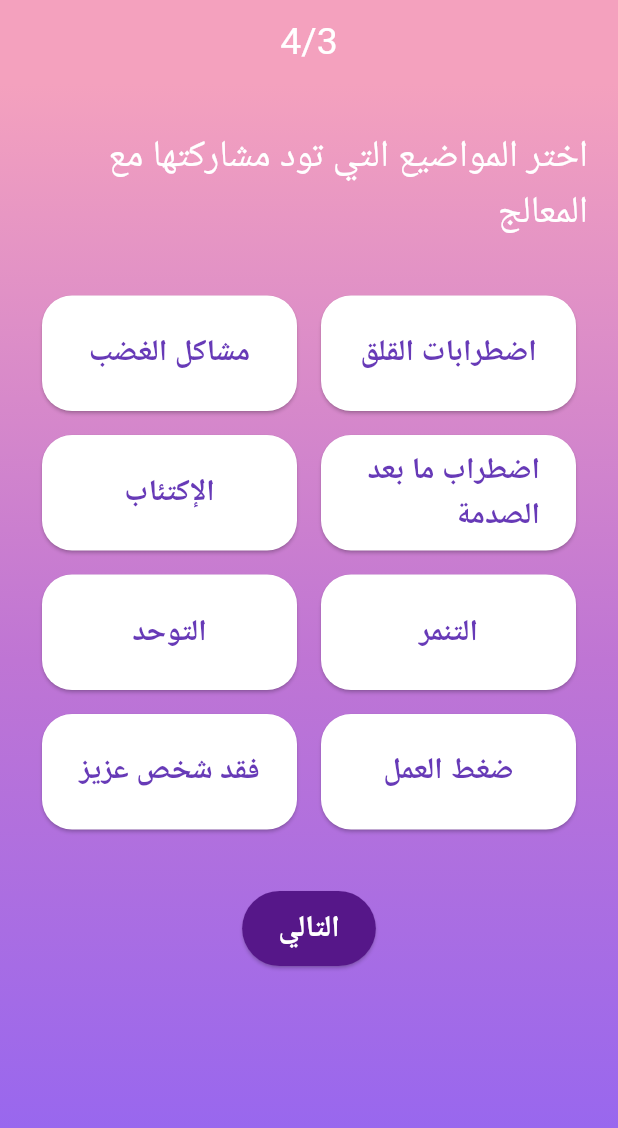
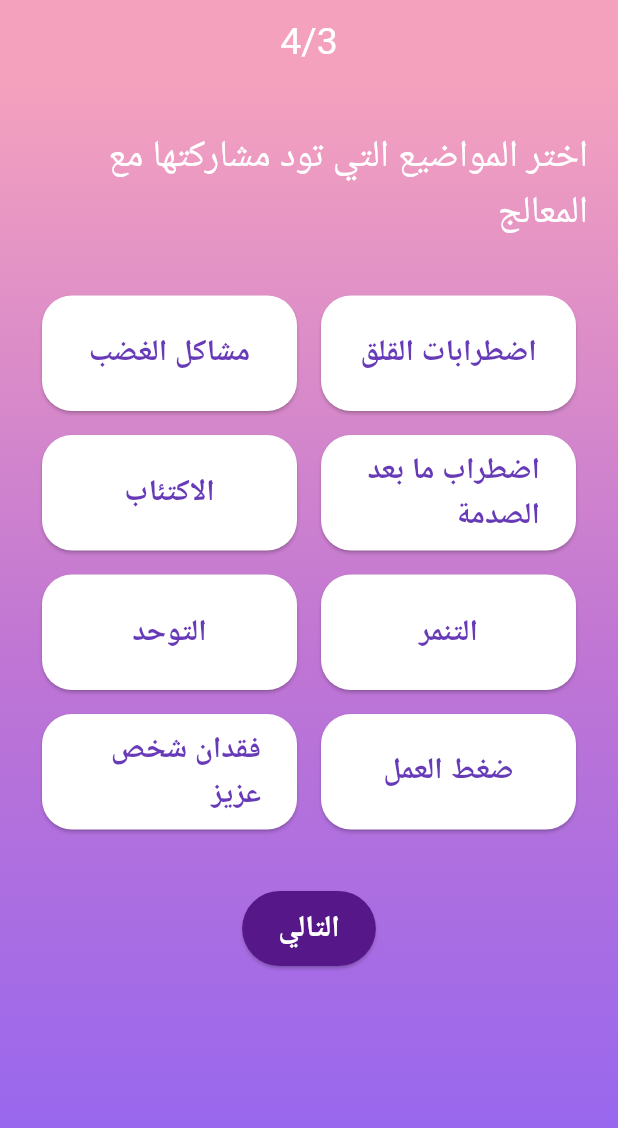
Before and after one commit to kh4wl44/Therapy-App, a Flutter app: the ChooseTopicsToShare screen opened directly, on a phone screen of 412 x 824 dp. Shown: the top 1128 px of the screen. Run offline on Flutter 3.47's test engine with Material 3 defaults, Android fonts, the phone set to English and light mode, and no system bars; our stand-ins replace get, google_fonts, logger, shared_preferences, table_calendar; accounts and stored records are empty; Roboto replaces fonts that are missing (Almarai).

```diff
--- a/lib/features/auth/screens/Register/chooseTopicsToShare.dart
+++ b/lib/features/auth/screens/Register/chooseTopicsToShare.dart
@@ -9,10 +9,9 @@ import 'package:lati_project/features/auth/screens/Register/ClientTypes.dart';
 import '../../../../api/registration_controller.dart';
 
 class ChooseTopicsToShare extends StatelessWidget {
+  final RegistrationController controller = Get.find<RegistrationController>();
 
-   final RegistrationController controller = Get.find<RegistrationController>();
-
-    ChooseTopicsToShare({super.key});
+  ChooseTopicsToShare({super.key});
 
   @override
   Widget build(BuildContext context) {
@@ -65,14 +64,15 @@ class ChooseTopicsToShare extends StatelessWidget {
                     childAspectRatio: 2,
                   ),
                   children: [
-                    CustomButton('اضطرابات القلق', 'anxiety'),
-                    CustomButton('مشاكل الغضب', 'anger'),
-                    CustomButton('اضطراب ما بعد الصدمة', 'post-traumatic stress disorder'),
-                    CustomButton('الإكتئاب', 'depression'),
-                    CustomButton('التنمر', 'bullying'),
-                    CustomButton('التوحد', 'autism'),
-                    CustomButton('ضغط العمل', 'work stress'),
-                    CustomButton('فقد شخص عزيز', 'loss of loved one'),
+                    CustomButton('اضطرابات القلق', 'اضطرابات القلق'),
+                    CustomButton('مشاكل الغضب', 'مشاكل الغضب'),
+                    CustomButton(
+                        'اضطراب ما بعد الصدمة', 'اضطراب ما بعد الصدمة'),
+                    CustomButton('الاكتئاب', 'الاكتئاب'),
+                    CustomButton('التنمر', 'التنمر'),
+                    CustomButton('التوحد', 'التوحد'),
+                    CustomButton('ضغط العمل', 'ضغط العمل'),
+                    CustomButton('فقدان شخص عزيز', 'فقدان شخص عزيز'),
                   ],
                 ),
               ),
@@ -80,7 +80,7 @@ class ChooseTopicsToShare extends StatelessWidget {
                 padding: const EdgeInsets.only(top: 5.0, bottom: 180.0),
                 child: ElevatedButton(
                   onPressed: () {
-                    Get.to(()=>PrefferedLanguage());
+                    Get.to(() => PrefferedLanguage());
                   },
                   style: ElevatedButton.styleFrom(
                     backgroundColor: Color(0xff561789),
@@ -111,7 +111,7 @@ class CustomButton extends StatefulWidget {
   final String title;
   final String topic;
 
-  CustomButton(this.title,this.topic);
+  CustomButton(this.title, this.topic);
 
   @override
   _CustomButtonState createState() => _CustomButtonState();
@@ -122,7 +122,8 @@ class _CustomButtonState extends State<CustomButton> {
 
   @override
   Widget build(BuildContext context) {
-    final RegistrationController controller = Get.find<RegistrationController>();
+    final RegistrationController controller =
+        Get.find<RegistrationController>();
     return Padding(
       padding: const EdgeInsets.all(8.0),
       child: ElevatedButton(
--- a/lib/features/auth/screens/Register/prefferedLanguage.dart
+++ b/lib/features/auth/screens/Register/prefferedLanguage.dart
@@ -51,9 +51,9 @@ class PrefferedLanguage extends StatelessWidget {
                   ),
                 ),
               ),
-              CustomButton('العربية', 'ar'),
+              CustomButton('العربية', 'العربية'),
               SizedBox(height: 20),
-              CustomButton('English', 'en'),
+              CustomButton('الإنجليزية', 'الإنجليزية'),
               SizedBox(height: 40),
               SizedBox(height: 260),
               Center(
```
Also changed, not shown: lib/features/auth/screens/Register/ClientTypes.dart (+5 -5 lines), lib/features/auth/screens/Register/MaleOrFemale.dart (+11 -11 lines), lib/features/auth/screens/Register/landingpage.dart (+14 -4 lines), lib/features/auth/screens/Register/signup.dart (+3 -4 lines), lib/main.dart (+7 -3 lines).
